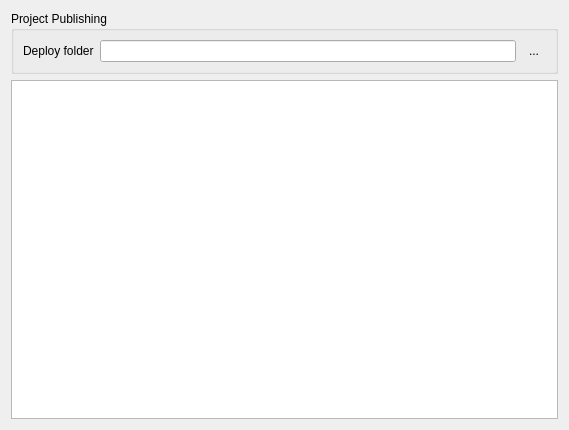
Qt form src/configmanager/ui/nodewidgets/ui_publishwidget.ui (roam-qgis/Roam) before a commit.
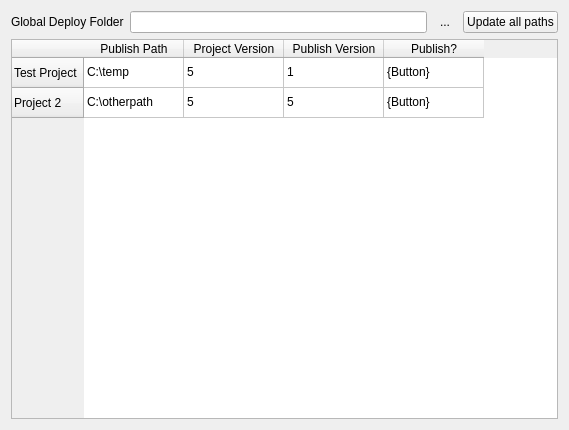
The same form after that commit. Icons and pictures are not drawn.

Commit message: Add Config class

What changed in the file:
```diff
--- a/src/configmanager/ui/nodewidgets/ui_publishwidget.ui
+++ b/src/configmanager/ui/nodewidgets/ui_publishwidget.ui
@@ -14,24 +14,92 @@
    <string>Form</string>
   </property>
   <layout class="QGridLayout" name="gridLayout">
-   <item row="0" column="0">
-    <widget class="QGroupBox" name="groupBox">
-     <property name="title">
-      <string>Project Publishing</string>
+   <item row="1" column="0">
+    <widget class="QTableWidget" name="tableWidget">
+     <property name="wordWrap">
+      <bool>true</bool>
      </property>
-     <layout class="QFormLayout" name="formLayout">
-      <property name="fieldGrowthPolicy">
-       <enum>QFormLayout::AllNonFixedFieldsGrow</enum>
+     <row>
+      <property name="text">
+       <string>Test Project</string>
       </property>
+     </row>
+     <row>
+      <property name="text">
+       <string>Project 2</string>
+      </property>
+     </row>
+     <column>
+      <property name="text">
+       <string>Publish Path</string>
+      </property>
+     </column>
+     <column>
+      <property name="text">
+       <string>Project Version</string>
+      </property>
+     </column>
+     <column>
+      <property name="text">
+       <string>Publish Version</string>
+      </property>
+     </column>
+     <column>
+      <property name="text">
+       <string>Publish?</string>
+      </property>
+     </column>
       <item row="0" column="0">
-       <widget class="QLabel" name="label">
         <property name="text">
-         <string>Deploy folder</string>
-        </property>
-       </widget>
+       <string>C:\temp</string>
+      </property>
       </item>
       <item row="0" column="1">
+      <property name="text">
+       <string>5</string>
+      </property>
+     </item>
+     <item row="0" column="2">
+      <property name="text">
+       <string>1</string>
+      </property>
+     </item>
+     <item row="0" column="3">
+      <property name="text">
+       <string>{Button}</string>
+      </property>
+     </item>
+     <item row="1" column="0">
+      <property name="text">
+       <string>C:\otherpath</string>
+      </property>
+     </item>
+     <item row="1" column="1">
+      <property name="text">
+       <string>5</string>
+      </property>
+     </item>
+     <item row="1" column="2">
+      <property name="text">
+       <string>5</string>
+      </property>
+     </item>
+     <item row="1" column="3">
+      <property name="text">
+       <string>{Button}</string>
+      </property>
+     </item>
+    </widget>
+   </item>
+   <item row="0" column="0">
        <layout class="QHBoxLayout" name="horizontalLayout">
+     <item>
+      <widget class="QLabel" name="label">
+       <property name="text">
+        <string>Global Deploy Folder</string>
+       </property>
+      </widget>
+     </item>
         <item>
          <widget class="QLineEdit" name="deployLocationText"/>
         </item>
@@ -55,13 +123,14 @@
           </property>
          </widget>
         </item>
-       </layout>
-      </item>
-     </layout>
-    </widget>
-   </item>
-   <item row="1" column="0">
-    <widget class="QTableWidget" name="tableWidget"/>
+     <item>
+      <widget class="QPushButton" name="pushButton_2">
+       <property name="text">
+        <string>Update all paths</string>
+       </property>
+      </widget>
+     </item>
+    </layout>
    </item>
   </layout>
  </widget>
```
Lines whose indentation alone changed are shown as unchanged. The commit also changes 3 other files.
